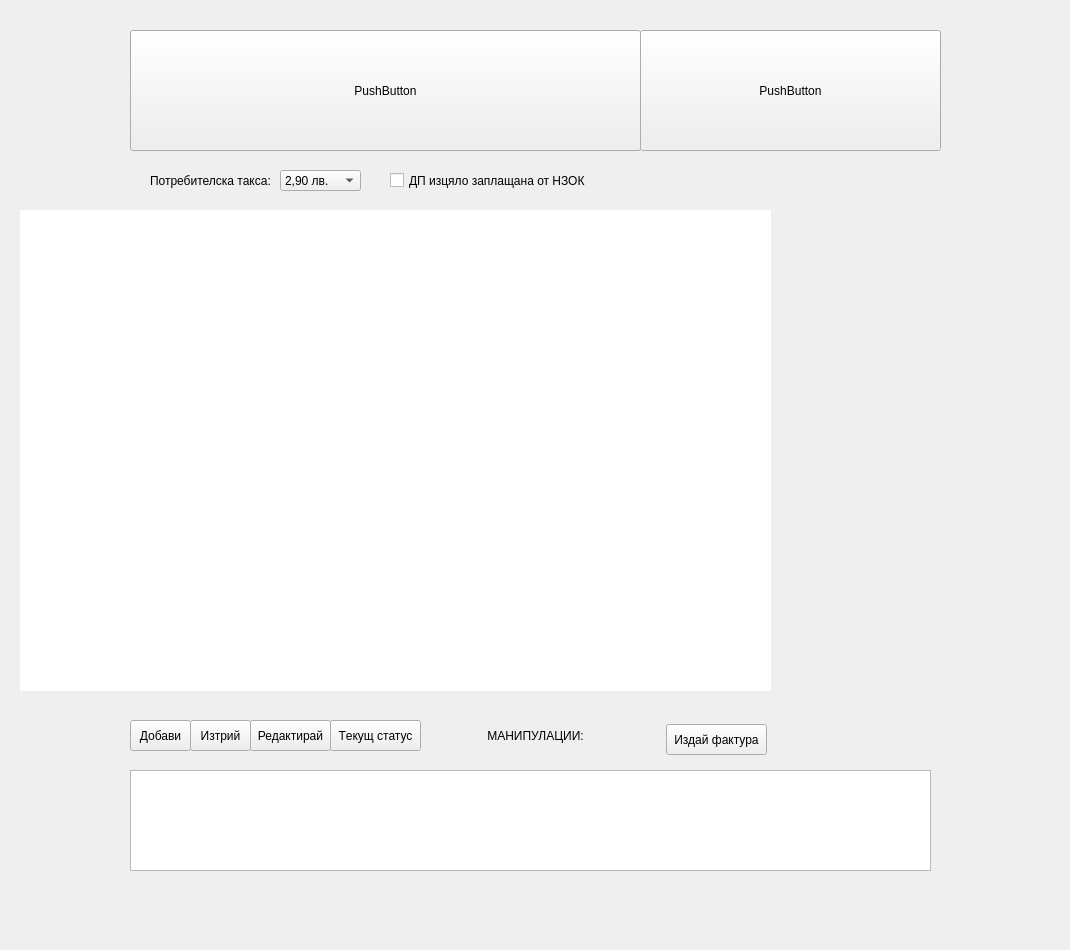
Above: src/View/ListView/ListView.ui from thefinalcutbg/DinoDent before the change. Below: the same form after it.
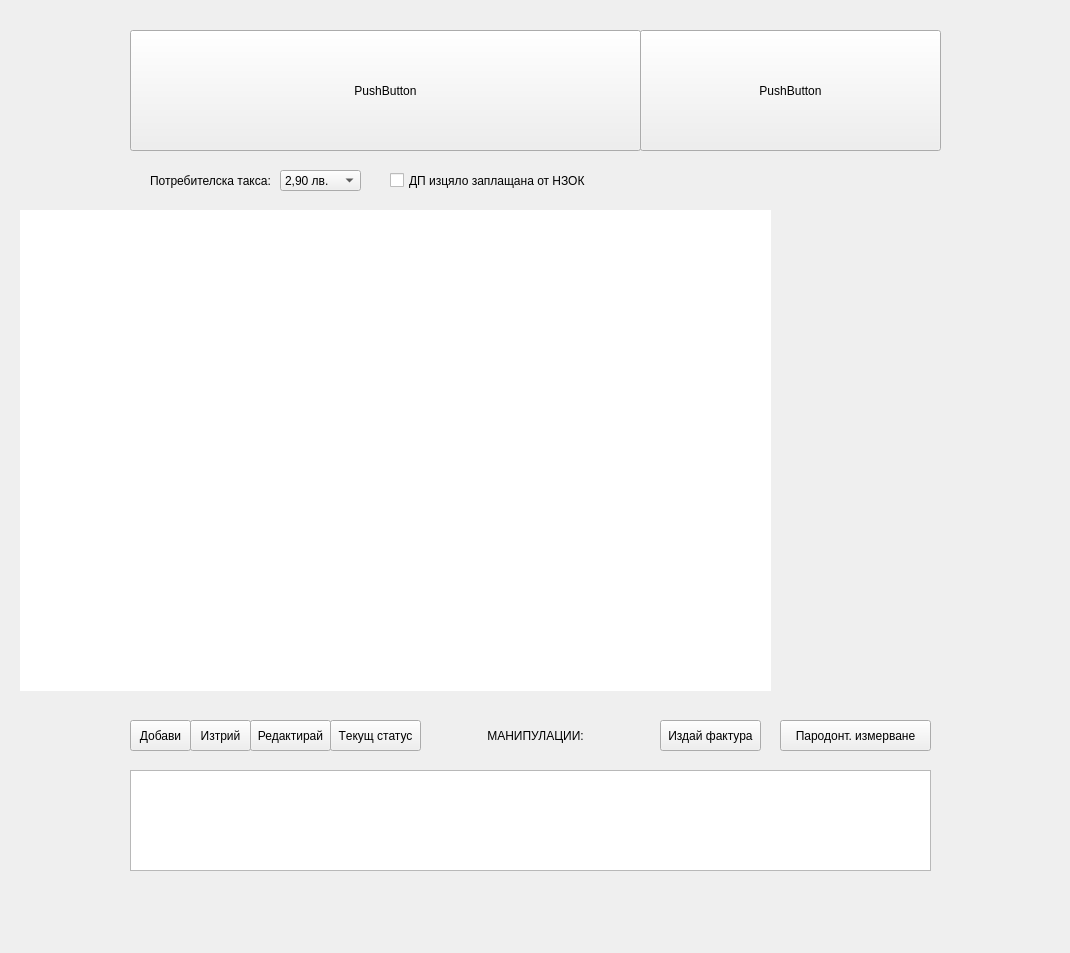
That is the form after the change. Custom widgets are drawn as their Qt base class.

Commit message: MainDocument of invoice encapsulated. Corresponding changes in financial view and presenter made. ProcedureTemplateDialog bug fixed

Diff of the .ui file:
```diff
--- a/src/View/ListView/ListView.ui
+++ b/src/View/ListView/ListView.ui
@@ -7,7 +7,7 @@
     <x>0</x>
     <y>0</y>
     <width>1070</width>
-    <height>950</height>
+    <height>953</height>
    </rect>
   </property>
   <property name="sizePolicy">
@@ -161,17 +161,17 @@
   <widget class="QLabel" name="priceLabel">
    <property name="geometry">
     <rect>
-     <x>850</x>
-     <y>710</y>
-     <width>211</width>
-     <height>51</height>
+     <x>130</x>
+     <y>690</y>
+     <width>521</width>
+     <height>20</height>
     </rect>
    </property>
    <property name="text">
     <string/>
    </property>
    <property name="alignment">
-    <set>Qt::AlignRight|Qt::AlignTrailing|Qt::AlignVCenter</set>
+    <set>Qt::AlignLeading|Qt::AlignLeft|Qt::AlignVCenter</set>
    </property>
    <property name="wordWrap">
     <bool>true</bool>
@@ -250,8 +250,8 @@
   <widget class="QPushButton" name="invoiceButton">
    <property name="geometry">
     <rect>
-     <x>666</x>
-     <y>724</y>
+     <x>660</x>
+     <y>720</y>
      <width>101</width>
      <height>31</height>
     </rect>
@@ -260,6 +260,19 @@
     <string>Издай фактура</string>
    </property>
   </widget>
+  <widget class="QPushButton" name="perioButton">
+   <property name="geometry">
+    <rect>
+     <x>780</x>
+     <y>720</y>
+     <width>151</width>
+     <height>31</height>
+    </rect>
+   </property>
+   <property name="text">
+    <string>Пародонт. измерване</string>
+   </property>
+  </widget>
   <zorder>teethView</zorder>
   <zorder>patientTile</zorder>
   <zorder>controlPanel</zorder>
```
Left out of the diff: 1 changed line with no effect on the pictures. The commit also changes 14 other files.
